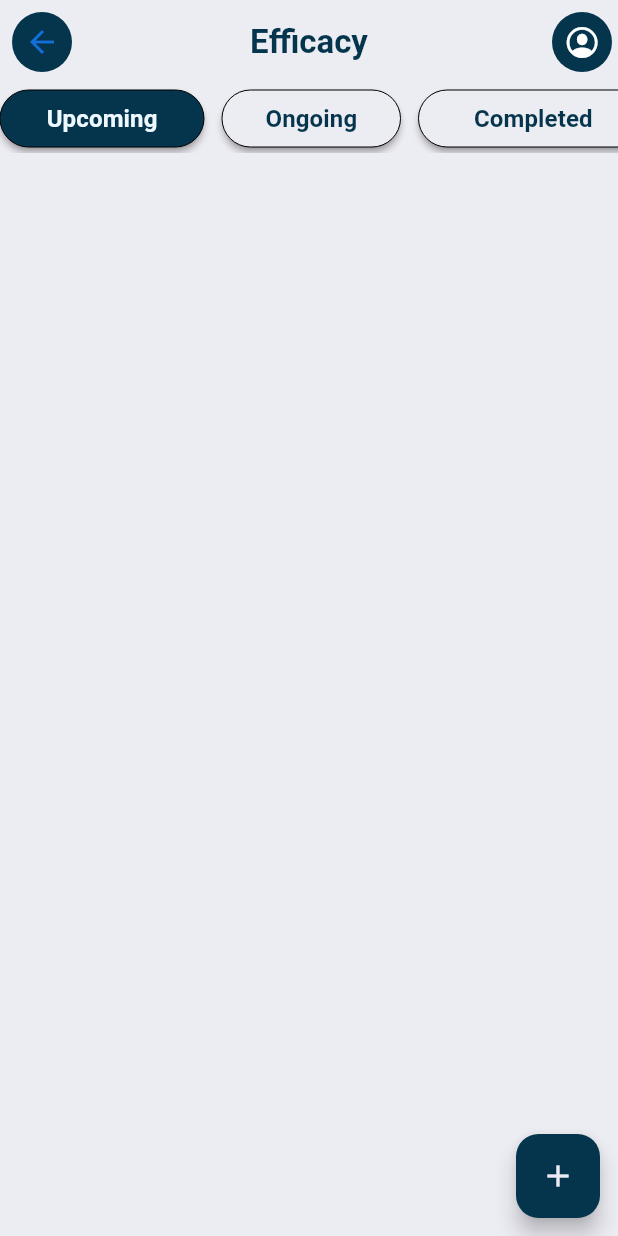
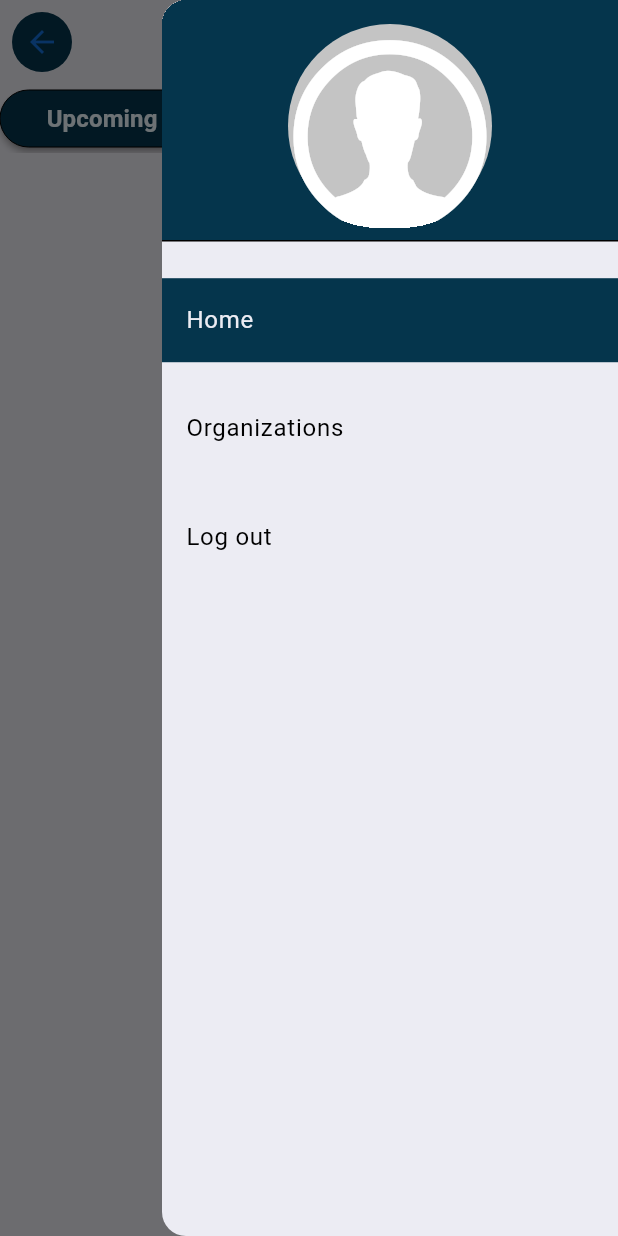
Before and after one commit to gdsc-nits-org/efficacy_admin, a Flutter app: the Homepage screen opened by its route, with the side drawer open (before the commit the screen has no drawer), on a phone screen of 412 x 824 dp. Run offline on Flutter 3.47's test engine with Material 2 defaults, Android fonts, the phone set to English and light mode, and no system bars; our stand-ins replace cached_network_image, expandable, flutter_cache_manager, flutter_dotenv, flutter_image_compress, flutter_local_notifications and 11 more; missing offline and left inert: cloudinary, crypt, mongo_dart, workmanager; accounts and stored records are empty; Roboto replaces fonts that are missing (Comfortaa).

Commit message:
Added app drawer

```diff
--- a/lib/pages/homepage/homepage.dart
+++ b/lib/pages/homepage/homepage.dart
@@ -8,6 +8,7 @@ import 'package:efficacy_admin/pages/homepage/widgets/events/event_viewer.dart';
 import 'package:efficacy_admin/pages/homepage/widgets/tab_navigation/tab_view.dart';
 import 'package:efficacy_admin/utils/data_sync/foreground_service.dart';
 import 'package:efficacy_admin/widgets/custom_app_bar/custom_app_bar.dart';
+import 'package:efficacy_admin/widgets/custom_drawer/custom_drawer.dart';
 import 'package:flutter/material.dart';
 import 'package:image_picker/image_picker.dart';
 
@@ -60,6 +61,7 @@ class _HomepageState extends State<Homepage> {
 
     return Scaffold(
       appBar: const CustomAppBar(),
+      endDrawer: const CustomDrawer(),
       body: Column(
         children: [
           TabView(
--- a/lib/pages/pages.dart
+++ b/lib/pages/pages.dart
@@ -8,3 +8,4 @@ export 'signup/signup_page.dart';
 export 'profile_page/profile_page.dart';
 export 'event_details_view/event_details_full_screen.dart';
 export 'upload_event/create_event.dart';
+export 'organizations_page/organizations_page.dart';
--- a/lib/widgets/custom_app_bar/custom_app_bar.dart
+++ b/lib/widgets/custom_app_bar/custom_app_bar.dart
@@ -18,7 +18,9 @@ class CustomAppBar extends StatelessWidget implements PreferredSizeWidget {
       backgroundColor: Colors.transparent,
       actions: [
         IconButton(
-          onPressed: () {},
+          onPressed: () {
+            Scaffold.of(context).openEndDrawer();
+          },
           icon: const Icon(
             CupertinoIcons.profile_circled,
             color: Colors.white,
--- /dev/null
+++ b/lib/widgets/custom_drawer/custom_drawer.dart
@@ -0,0 +1,91 @@
+import 'dart:io';
+
+import 'package:efficacy_admin/config/config.dart';
+import 'package:efficacy_admin/controllers/services/user/user_controller.dart';
+import 'package:efficacy_admin/pages/pages.dart';
+import 'package:efficacy_admin/states/authenticator/authenticator.dart';
+import 'package:efficacy_admin/widgets/profile_image_viewer/profile_image_viewer.dart';
+import 'package:flutter/material.dart';
+
+class CustomDrawer extends StatefulWidget {
+  const CustomDrawer({super.key});
+
+  @override
+  State<CustomDrawer> createState() => _CustomDrawerState();
+}
+
+class _CustomDrawerState extends State<CustomDrawer> {
+  File? _img;
+
+  Widget imageView(String? s) {
+    if (s != null) {
+      _img = File(s);
+      return ProfileImageViewer(
+        enabled: false,
+        image: _img,
+      );
+    }
+    return const ProfileImageViewer(enabled: false);
+  }
+
+  @override
+  Widget build(BuildContext context) {
+    Size size = MediaQuery.of(context).size;
+    double height = size.height;
+    //size constants
+    double gap = height * 0.02;
+
+    var route = ModalRoute.of(context);
+    String? routeName;
+
+    if (route != null) {
+      debugPrint(route.settings.name);
+      routeName = route.settings.name;
+    }
+    return Drawer(
+      backgroundColor: light,
+      child: ListView(
+        padding: EdgeInsets.zero,
+        children: [
+          DrawerHeader(
+            decoration: const BoxDecoration(color: dark),
+            child: imageView(UserController.currentUser?.userPhoto),
+          ),
+          ListTile(
+            title: const Text('Home'),
+            selected: routeName == "/homePage",
+            selectedColor: light,
+            selectedTileColor: dark,
+            onTap: () {
+              // Close the drawer
+              Navigator.pop(context);
+              // Navigate to Home page
+              Navigator.of(context).pushNamedAndRemoveUntil(
+                  Homepage.routeName, (Route<dynamic> route) => false);
+            },
+          ),
+          ListTile(
+            title: const Text('Organizations'),
+            selected: routeName == "/OrganizationsPage",
+            selectedColor: light,
+            selectedTileColor: dark,
+            onTap: () {
+              // Close the drawer
+              Navigator.pop(context);
+              // Navigate to Organizations page
+              Navigator.of(context).pushNamedAndRemoveUntil(
+                  OrganizationsPage.routeName, (Route<dynamic> route) => false);
+            },
+          ),
+          ListTile(
+            title: const Text('Log out'),
+            onTap: () {
+              Authenticator.signOut();
+              Navigator.pop(context);
+            },
+          ),
+        ].separate(gap),
+      ),
+    );
+  }
+}
```
Also changed, not shown: lib/pages/organizations_page/organizations_page.dart (added, +16 -0 lines).
